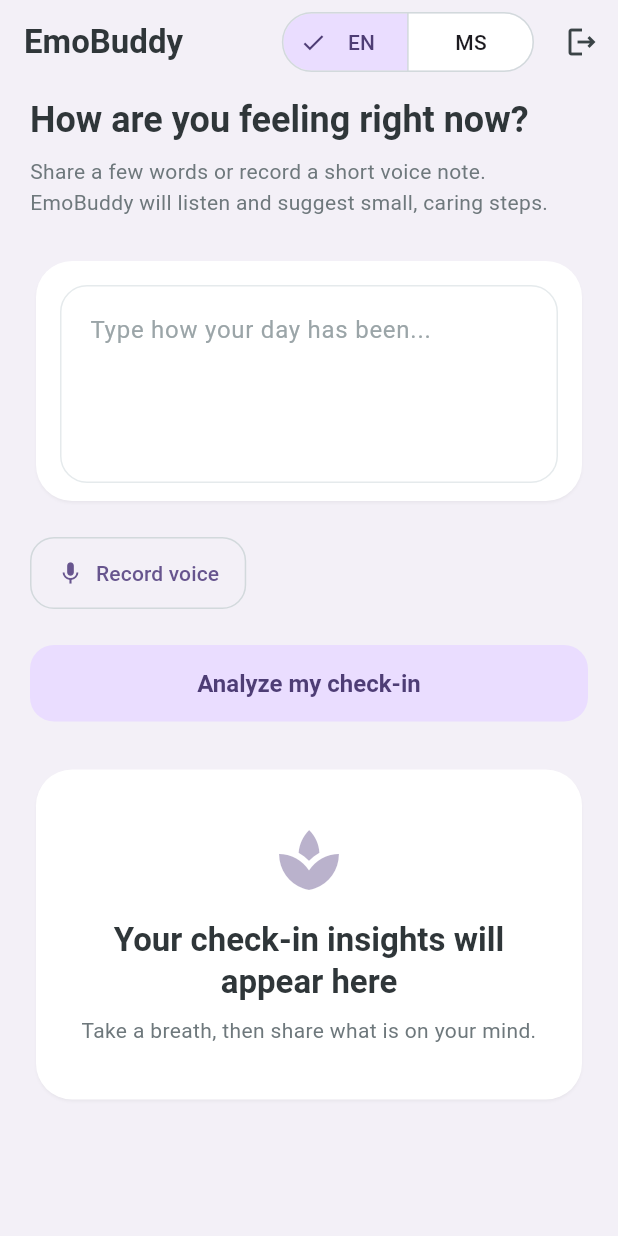
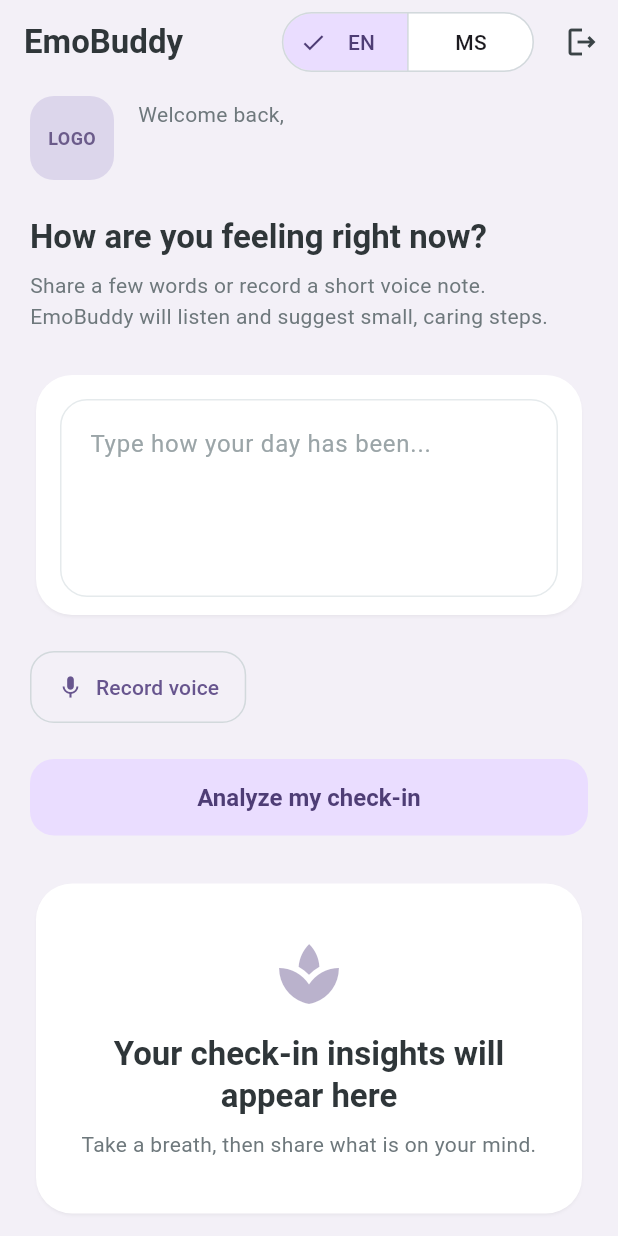
Before and after one commit to aurexissolution-web/FYP, a Flutter app: the screen it shows once a user with an empty profile is signed in, on a phone screen of 412 x 824 dp. Run offline on Flutter 3.47's test engine with Material 3 defaults, Android fonts, the phone set to English and light mode, and no system bars; our stand-ins replace supabase_flutter; missing offline and left inert: record; accounts and stored records are empty; project files that could hold a hidden picture were left out.

Commit message:
Add branded greeting header with logo placeholder to home page

```diff
--- a/app/lib/main.dart
+++ b/app/lib/main.dart
@@ -342,12 +342,56 @@ class _GreetingHeader extends StatelessWidget {
   @override
   Widget build(BuildContext context) {
     final textTheme = Theme.of(context).textTheme;
+    final user = Supabase.instance.client.auth.currentUser;
+    final firstName = (user?.email ?? 'there').split('@').first;
+
     return Column(
       crossAxisAlignment: CrossAxisAlignment.start,
       children: [
+        Row(
+          children: [
+            Container(
+              width: 56,
+              height: 56,
+              decoration: const BoxDecoration(
+                color: Color(0xFFDCD6EB),
+                borderRadius: BorderRadius.all(Radius.circular(16)),
+              ),
+              alignment: Alignment.center,
+              child: const Text(
+                'LOGO',
+                style: TextStyle(
+                  fontSize: 12,
+                  fontWeight: FontWeight.w700,
+                  color: Color(0xFF6B5B8A),
+                ),
+              ),
+            ),
+            const SizedBox(width: 16),
+            Expanded(
+              child: Column(
+                crossAxisAlignment: CrossAxisAlignment.start,
+                children: [
+                  Text(
+                    'Welcome back,',
+                    style: textTheme.bodyMedium?.copyWith(
+                          color: const Color(0xFF6E787C),
+                        ),
+                  ),
+                  Text(
+                    firstName,
+                    style: textTheme.headlineSmall,
+                    overflow: TextOverflow.ellipsis,
+                  ),
+                ],
+              ),
+            ),
+          ],
+        ),
+        const SizedBox(height: 24),
         Text(
           'How are you feeling right now?',
-          style: textTheme.headlineSmall,
+          style: textTheme.titleLarge,
         ),
         const SizedBox(height: 8),
         Text(
```
